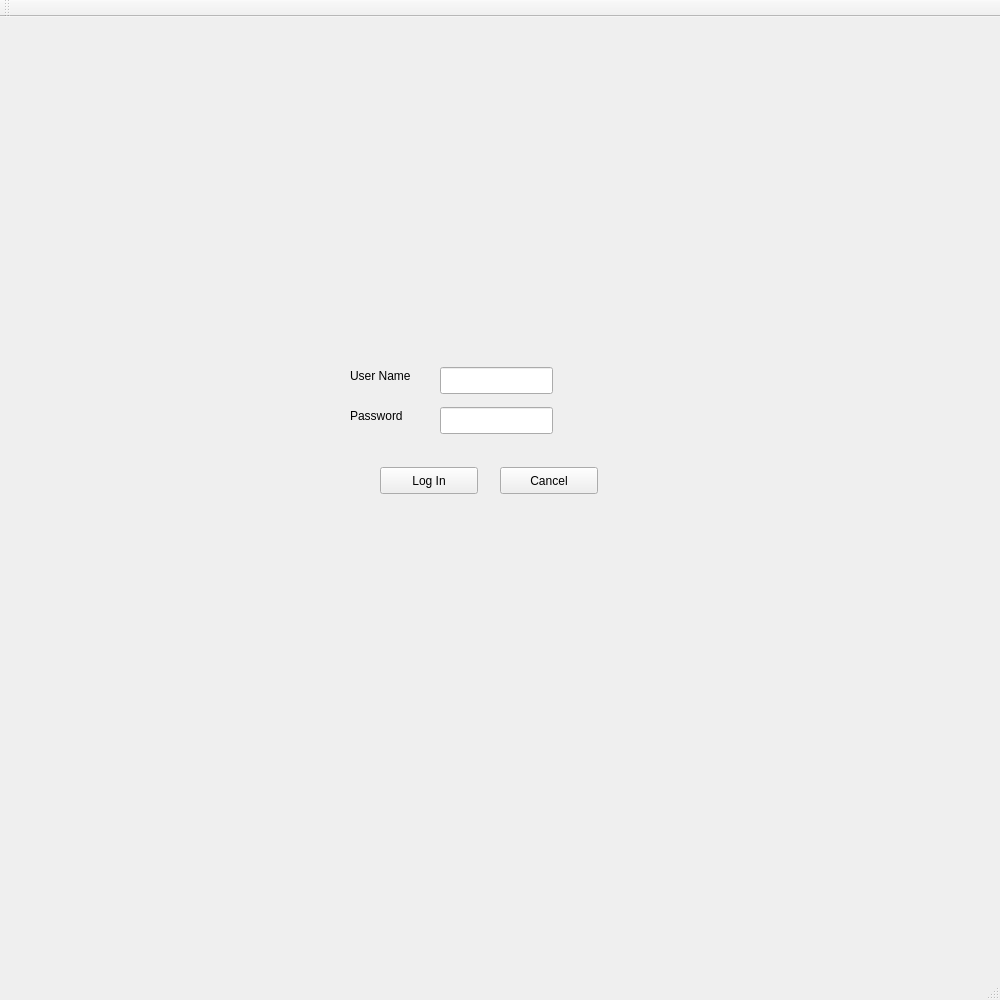
This is prototype/gui.ui in repwolfe/eastern-ontario-bed-chaser as Qt 5 draws it before an edit. The edited form follows.
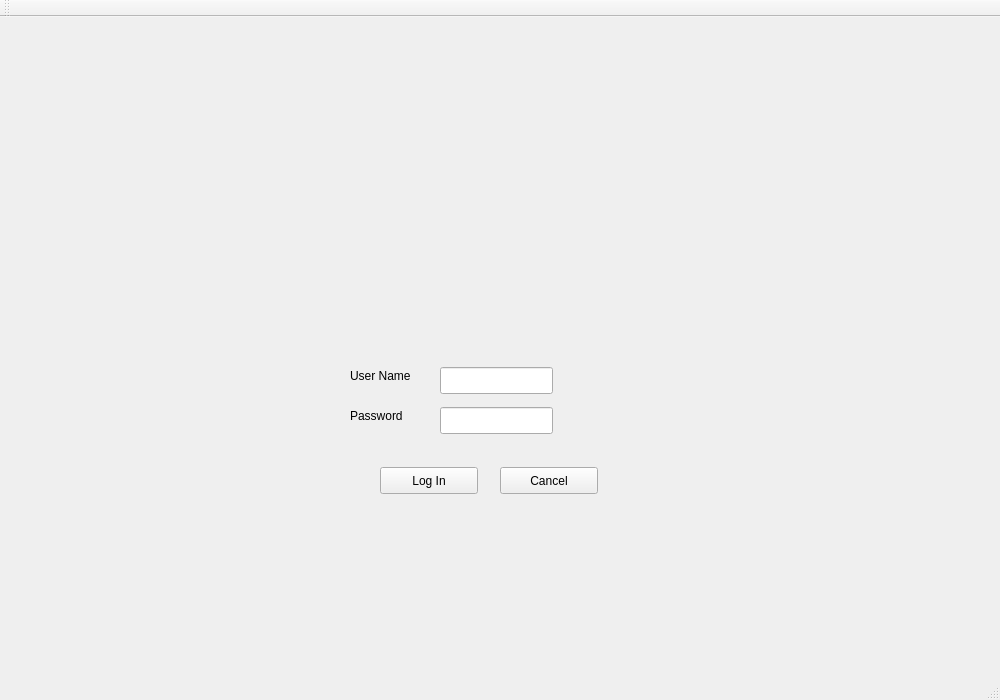
This is the edited form.

Patch:
```diff
--- a/prototype/gui.ui
+++ b/prototype/gui.ui
@@ -7,7 +7,7 @@
     <x>0</x>
     <y>0</y>
     <width>1000</width>
-    <height>1000</height>
+    <height>700</height>
    </rect>
   </property>
   <property name="windowTitle">
```
